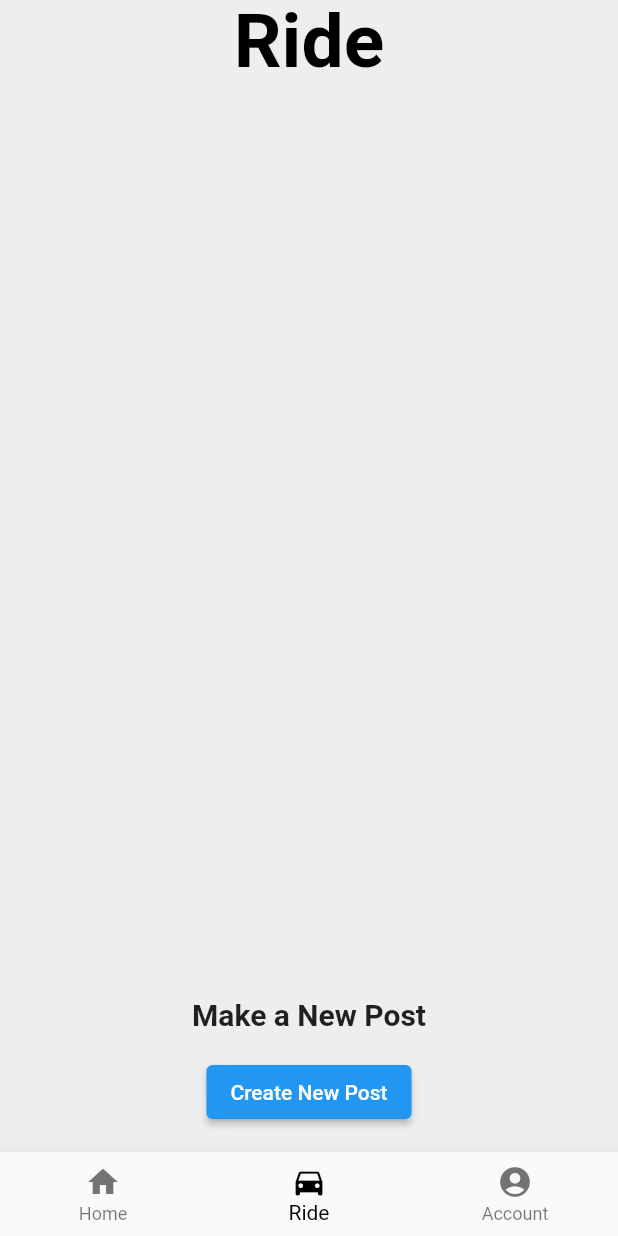
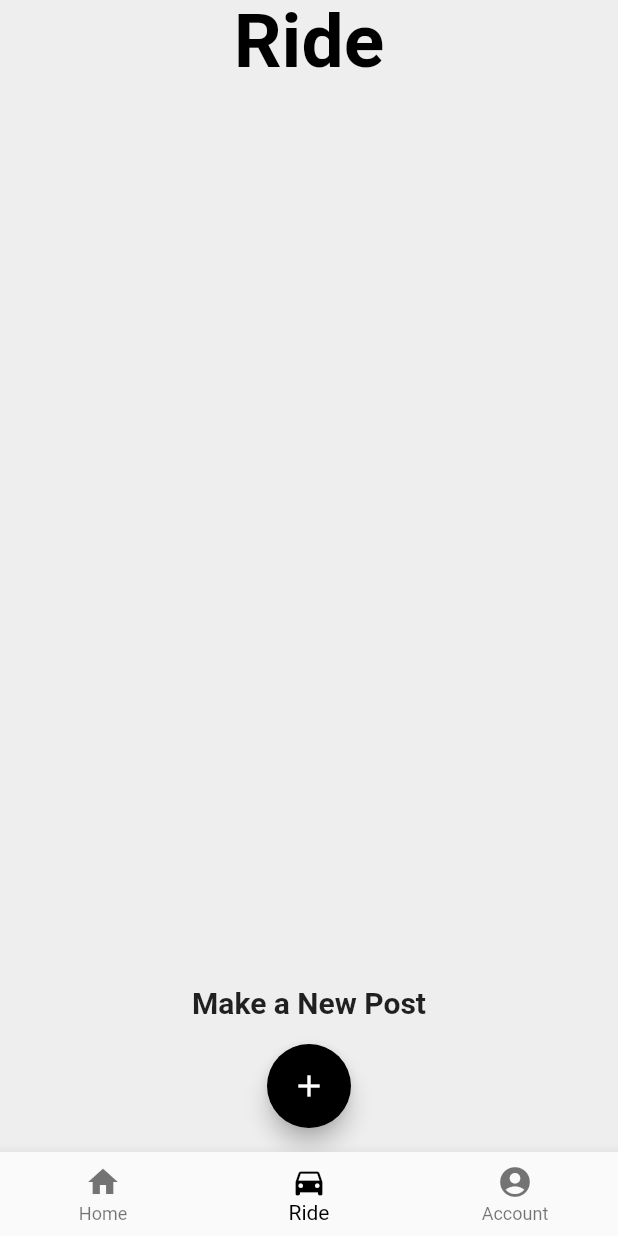
Before and after one commit to SiGMobileUIUC/car_pool_app, a Flutter app: the screen it shows after launch, item 2 of the bottom bar chosen, on a phone screen of 412 x 824 dp. Run offline on Flutter 3.47's test engine with Material 2 defaults, Android fonts, the phone set to English and light mode, and no system bars; our stand-ins replace firebase_auth, firebase_core, image_picker; accounts and stored records are empty.

Commit message:
Updated add a ride button.

```diff
--- a/car_pool_app/lib/screens/account/account.dart
+++ b/car_pool_app/lib/screens/account/account.dart
@@ -43,8 +43,6 @@ class _AccountScreenState extends State<AccountScreen> {
   }
 
   //List<String?> _roles = ['Driver', 'Rider', 'Both'];
-
-  // List of list of strings to hold hint text and title names
 
   void createEditButton(String? hintText, int idx, String? curText) async {
     // Show dialog to edit passed in type
--- a/car_pool_app/lib/screens/ride.dart
+++ b/car_pool_app/lib/screens/ride.dart
@@ -5,7 +5,6 @@ import 'package:flutter/material.dart';
 import 'homepage.dart';
 import 'package:car_pool_app/CarpoolPostClass.dart';
 //import 'package:cloud_firestore/cloud_firestore.dart';
-
 
 class RidePage extends StatefulWidget {
   const RidePage({Key? key}) : super(key: key);
@@ -83,7 +82,7 @@ class _RidePageState extends State<RidePage> {
                   ),
                 ),
                 const SizedBox(height: 16),
-                ElevatedButton(
+                FloatingActionButton(
                   onPressed: () {
                     showDialog(
                       //TODO : format the dialog box to look better
@@ -166,7 +165,7 @@ class _RidePageState extends State<RidePage> {
                               child: const Text('Cancel'),
                             ),
                             TextButton(
-                              onPressed: ()  {
+                              onPressed: () {
                                 // Add the new post to the list
                                 setState(() {
                                   postDescription = CarPoolPost(
@@ -176,7 +175,7 @@ class _RidePageState extends State<RidePage> {
                                       destination: tempDestination,
                                       time: tempTime,
                                       availableSeats: tempAvailableSeats);
-                                      postings.add(postDescription);
+                                  postings.add(postDescription);
                                 });
                                 Navigator.pop(context);
                               },
@@ -187,7 +186,8 @@ class _RidePageState extends State<RidePage> {
                       },
                     );
                   },
-                  child: const Text('Create New Post'),
+                  backgroundColor: (Colors.black),
+                  child: const Icon(Icons.add),
                 ),
               ],
             ),
@@ -213,10 +213,11 @@ class _RidePageState extends State<RidePage> {
             );
           }
         },
-    ),
+      ),
     );
   }
 }
+
 class CustomBottomNavigationBar extends StatelessWidget {
   final int currentIndex;
   final ValueChanged<int> onTap;
```
